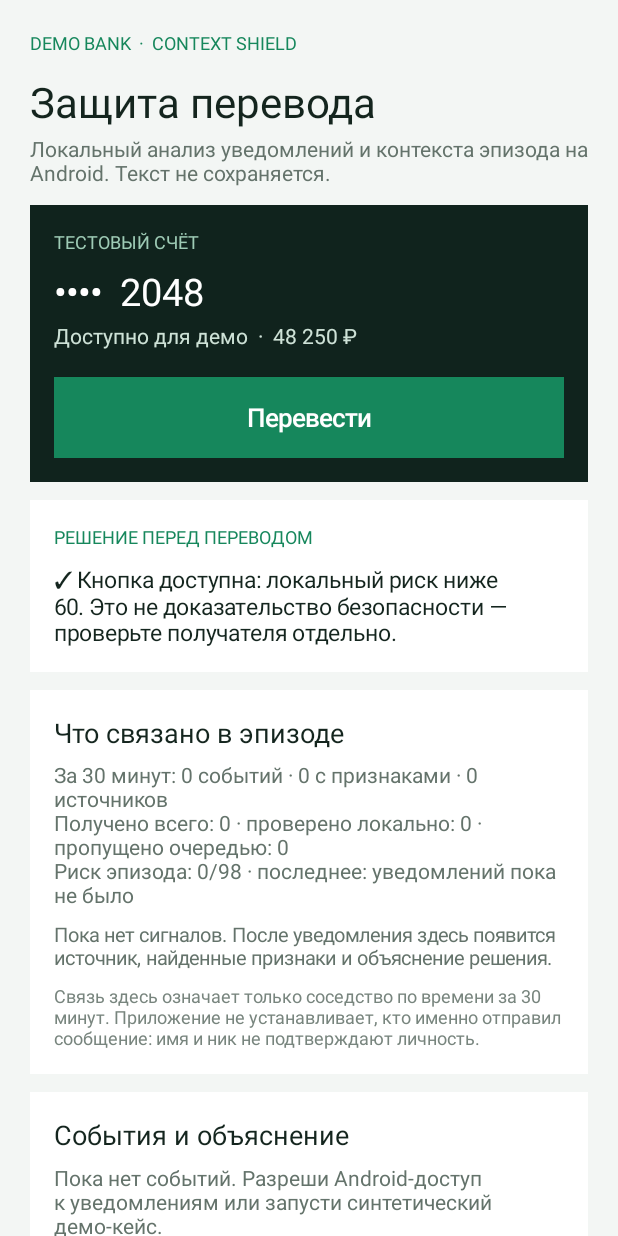
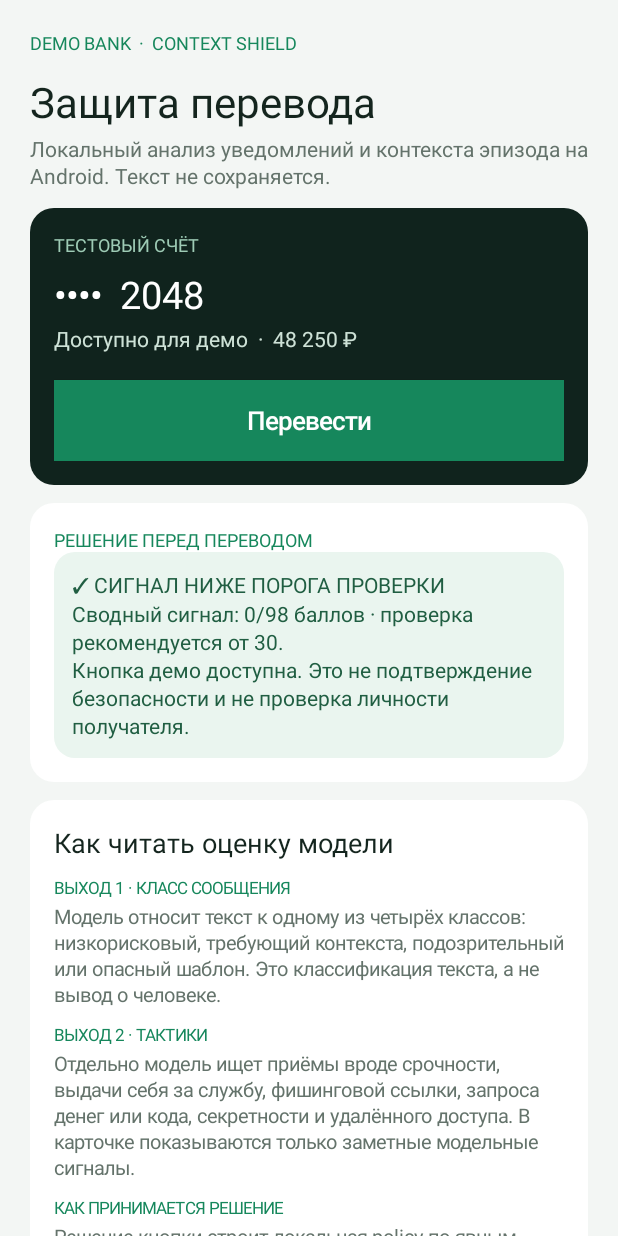
Before and after one commit to ILYUXXXA/space-sdk, an Android app: the screen it shows after launch (MainActivity), on a phone screen of 412 x 824 dp. Run offline under Robolectric (Android 15) with nearby library versions, the phone set to English and light mode, and no system bars; libraries missing offline, so code that uses them is left out: ai.onnxruntime; 1 statement that could not run was skipped.

Commit message:
Clarify risk decision and model outputs in Android UI

```diff
--- a/android/app/build.gradle.kts
+++ b/android/app/build.gradle.kts
@@ -16,8 +16,8 @@ android {
         applicationId = "com.contextshield"
         minSdk = 26
         targetSdk = 35
-        versionCode = 7
-        versionName = "0.5.1"
+        versionCode = 8
+        versionName = "0.5.2"
         // MVP is delivered to the user's current Android phone (64-bit ARM).
         // Excluding emulator/desktop ABIs keeps the debug APK small enough to distribute.
         ndk { abiFilters += setOf("arm64-v8a") }
--- a/android/app/src/main/java/com/contextshield/MainActivity.kt
+++ b/android/app/src/main/java/com/contextshield/MainActivity.kt
@@ -10,6 +10,7 @@ import android.content.Intent
 import android.content.IntentFilter
 import android.content.pm.PackageManager
 import android.graphics.Color
+import android.graphics.drawable.GradientDrawable
 import android.net.Uri
 import android.os.Build
 import android.os.Bundle
@@ -33,7 +34,6 @@ class MainActivity : Activity() {
     private lateinit var gate: TextView
     private lateinit var transfer: Button
     private lateinit var episodeChain: LinearLayout
-    private lateinit var events: TextView
     private lateinit var sourceState: TextView
     private lateinit var cloudState: TextView
     private lateinit var cloudButton: Button
@@ -71,14 +71,27 @@ class MainActivity : Activity() {
         bankCard.addView(transfer)
         page.addView(bankCard)
 
-        gate = label("", 15, 0xFF14251E.toInt(), 10)
+        gate = label("", 14, 0xFF14251E.toInt(), 10).apply {
+            setPadding(dp(12), dp(12), dp(12), dp(12))
+            setLineSpacing(dp(3).toFloat(), 1f)
+        }
         page.addView(card(0xFFFFFFFF.toInt()).apply {
             addView(label("РЕШЕНИЕ ПЕРЕД ПЕРЕВОДОМ", 12, 0xFF16875C.toInt()))
             addView(gate)
         })
 
         page.addView(card(0xFFFFFFFF.toInt()).apply {
-            addView(label("Что связано в эпизоде", 18, 0xFF14251E.toInt()))
+            addView(label("Как читать оценку модели", 18, 0xFF14251E.toInt()))
+            addView(label("ВЫХОД 1 · КЛАСС СООБЩЕНИЯ", 11, 0xFF16875C.toInt(), 10))
+            addView(label("Модель относит текст к одному из четырёх классов: низкорисковый, требующий контекста, подозрительный или опасный шаблон. Это классификация текста, а не вывод о человеке.", 13, 0xFF64736B.toInt(), 3))
+            addView(label("ВЫХОД 2 · ТАКТИКИ", 11, 0xFF16875C.toInt(), 10))
+            addView(label("Отдельно модель ищет приёмы вроде срочности, выдачи себя за службу, фишинговой ссылки, запроса денег или кода, секретности и удалённого доступа. В карточке показываются только заметные модельные сигналы.", 13, 0xFF64736B.toInt(), 3))
+            addView(label("КАК ПРИНИМАЕТСЯ РЕШЕНИЕ", 11, 0xFF16875C.toInt(), 10))
+            addView(label("Решение кнопки строит локальная policy по явным признакам и недавнему контексту. Баллы 0–98 — это шкала сигналов, не процент и не вероятность мошенничества. Модельная уверенность не показывается числом: она не калибрована и не доказывает безопасность.", 13, 0xFF64736B.toInt(), 3))
+        })
+
+        page.addView(card(0xFFFFFFFF.toInt()).apply {
+            addView(label("Связанные события · 30 минут", 18, 0xFF14251E.toInt()))
             metrics = label("", 14, 0xFF64736B.toInt(), 6)
             addView(metrics)
             episodeChain = LinearLayout(this@MainActivity).apply {
@@ -86,12 +99,7 @@ class MainActivity : Activity() {
                 layoutParams = LinearLayout.LayoutParams(ViewGroup.LayoutParams.MATCH_PARENT, ViewGroup.LayoutParams.WRAP_CONTENT)
             }
             addView(episodeChain)
-            addView(label("Связь здесь означает только соседство по времени за 30 минут. Приложение не устанавливает, кто именно отправил сообщение: имя и ник не подтверждают личность.", 12, 0xFF78857E.toInt(), 8))
-        })
-        page.addView(card(0xFFFFFFFF.toInt()).apply {
-            addView(label("События и объяснение", 18, 0xFF14251E.toInt()))
-            events = label("", 14, 0xFF64736B.toInt(), 7)
-            addView(events)
+            addView(label("Стрелка связывает события только по времени; она не доказывает, что сообщения отправил один человек. Имя и ник не подтверждают личность.", 12, 0xFF78857E.toInt(), 8))
         })
 
         val accessCard = card(0xFFFFFFFF.toInt())
@@ -223,31 +231,27 @@ class MainActivity : Activity() {
             serviceConnected -> "● Android listener подключён"
             else -> "◌ Разрешение включено; Android ждёт подключения listener"
         }
-        val modelConfidence = p.getFloat("last_model_confidence", 0f)
-        val modelLabel = p.getString("last_model_label", "unknown") ?: "unknown"
         val recentEvents = RiskHistory.recent(history)
         val signalCount = recentEvents.count { it.score > 0 || it.factors.isNotEmpty() || it.advisory != null }
         val sourceCount = recentEvents.map { it.source }.distinct().size
-        metrics.text = "За 30 минут: ${recentEvents.size} событий · $signalCount с признаками · $sourceCount источников\nПолучено всего: ${p.getInt("received_count", 0)} · проверено локально: ${p.getInt("scanned_count", 0)} · пропущено очередью: ${p.getInt("dropped_count", 0)}\nРиск эпизода: ${risk.score}/98 · последнее: ${p.getString("last_notification_state", "уведомлений пока не было")}${cloudScore?.let { " · мнение облака: $it/100" } ?: ""}"
+        metrics.text = "За окно: ${recentEvents.size} событий · $signalCount с сигналами · $sourceCount источников\nПолучено всего: ${p.getInt("received_count", 0)} · проверено локально: ${p.getInt("scanned_count", 0)} · пропущено очередью: ${p.getInt("dropped_count", 0)}\nПоследнее: ${p.getString("last_notification_state", "уведомлений пока не было")}${cloudScore?.let { " · отдельное мнение облака: $it/100" } ?: ""}"
         renderEpisodeChain(recentEvents)
         transfer.isEnabled = !blocked
-        transfer.text = when { blocked -> "Перевод приостановлен"; risk.advisory != null -> "Проверить перед переводом"; else -> "Перевести" }
-        transfer.setBackgroundColor(when { blocked -> 0xFF78857E.toInt(); risk.advisory != null -> 0xFFB97718.toInt(); else -> 0xFF16875C.toInt() })
+        val needsReview = risk.advisory != null || risk.score >= ContextRisk.ADVISORY_THRESHOLD
+        transfer.text = when { blocked -> "Демо-перевод приостановлен"; needsReview -> "Проверить перед переводом"; else -> "Перевести" }
+        transfer.setBackgroundColor(when { blocked -> 0xFF78857E.toInt(); needsReview -> 0xFFB97718.toInt(); else -> 0xFF16875C.toInt() })
+        val bannerColor = when { blocked -> 0xFFFFECEA.toInt(); needsReview -> 0xFFFFF3D9.toInt(); else -> 0xFFEAF5EF.toInt() }
+        gate.setBackground(GradientDrawable().apply { setColor(bannerColor); cornerRadius = dp(14).toFloat() })
+        gate.setTextColor(when { blocked -> 0xFF9B2F28.toInt(); needsReview -> 0xFF80510B.toInt(); else -> 0xFF205E42.toInt() })
         gate.text = if (blocked) {
-            "⛔ Демо-перевод приостановлен локальной policy (≥${ContextRisk.THRESHOLD}). ${risk.factors.joinToString(" · ").ifBlank { "Совокупность сигналов" }}. Проверьте человека по известному каналу."
+            "⛔ ПАУЗА В ДЕМО\nСводный сигнал: ${risk.score}/98 баллов · порог паузы ${ContextRisk.THRESHOLD}.\nОснования: ${risk.factors.joinToString(" · ").ifBlank { "Совокупность сигналов за 30 минут" }}.\nКнопка демо приостановлена. Баллы не являются вероятностью мошенничества."
         } else if (risk.advisory != null) {
-            "⚠ ПРОВЕРКА РЕКОМЕНДОВАНА. ${risk.advisory}"
+            "⚠ ПРОВЕРЬТЕ ПРОСЬБУ\nСводный сигнал: ${risk.score}/98 баллов.\n${risk.advisory}\nДемо-перевод не заблокирован. Баллы не являются вероятностью мошенничества."
+        } else if (risk.score >= ContextRisk.ADVISORY_THRESHOLD) {
+            "⚠ ПРОВЕРКА РЕКОМЕНДОВАНА\nСводный сигнал: ${risk.score}/98 баллов · от ${ContextRisk.ADVISORY_THRESHOLD} рекомендуется проверка.\nОснования: ${risk.factors.joinToString(" · ").ifBlank { "несколько сигналов в одном временном окне" }}.\nПодтвердите просьбу по известному каналу. Демо-перевод доступен; баллы не являются вероятностью мошенничества."
         } else {
-            "✓ Кнопка доступна: локальный риск ниже ${ContextRisk.THRESHOLD}. Это не доказательство безопасности — проверьте получателя отдельно."
+            "✓ СИГНАЛ НИЖЕ ПОРОГА ПРОВЕРКИ\nСводный сигнал: ${risk.score}/98 баллов · проверка рекомендуется от ${ContextRisk.ADVISORY_THRESHOLD}.\nКнопка демо доступна. Это не подтверждение безопасности и не проверка личности получателя."
         }
-        val formatter = SimpleDateFormat("HH:mm", Locale.getDefault())
-        events.text = if (history.isEmpty()) "Пока нет событий. Разреши Android-доступ к уведомлениям или запусти синтетический демо-кейс." else
-            RiskHistory.recent(history).takeLast(7).asReversed().joinToString("\n\n") { event ->
-                val confidence = if (event.modelConfidence > 0f) " · класс модели ${labelRu(event.modelLabel)}, уверенность ${(event.modelConfidence * 100).toInt()}% (не вероятность мошенничества)" else ""
-                val tacticLine = event.modelTactics.keys.take(3).takeIf { it.isNotEmpty() }
-                    ?.joinToString(", ")?.let { "\nТактики модели: $it" }.orEmpty()
-                "${formatter.format(Date(event.at))} · ${event.source} · риск ${event.score}/98$confidence\n${event.factors.joinToString(" · ").ifBlank { "Сильных признаков правилами не найдено" }}$tacticLine"
-            }.ifBlank { "Активных событий за 30 минут нет." }
         val usageEnabled = UsageSignals.hasAccess(this)
         sourceState.text = "Модель: ${if (OnDeviceModel.status().startsWith("Локальная модель недоступна")) OnDeviceModel.status() else "RuBERT-tiny2 fine-tuned · ONNX INT8 · на устройстве"}\nUsageStats: ${if (usageEnabled) "opt-in включён; короткий запрос выполняется только при нажатии перевода" else "выключен; сам не запрашивается"}\nПроверочный звонок: только открывает системный набор; не устанавливает личность и не влияет на риск."
         val used = CloudReview.attempts(this)
@@ -260,26 +264,35 @@ class MainActivity : Activity() {
         episodeChain.removeAllViews()
         val shown = recent.takeLast(5)
         if (shown.isEmpty()) {
-            episodeChain.addView(label("Пока нет сигналов. После уведомления здесь появится источник, найденные признаки и объяснение решения.", 13, 0xFF64736B.toInt(), 8))
+            episodeChain.addView(label("Пока нет событий. Разреши Android-доступ к уведомлениям или запусти синтетический демо-кейс.", 13, 0xFF64736B.toInt(), 8))
             return
         }
         val formatter = SimpleDateFormat("HH:mm", Locale.getDefault())
-        shown.forEachIndexed { index, event ->
-            if (index > 0) episodeChain.addView(label("↓  следующий сигнал в том же 30-минутном окне", 11, 0xFF78857E.toInt(), 4))
+        shown.asReversed().forEachIndexed { index, event ->
+            if (index > 0) episodeChain.addView(label("↓  ещё одно событие в том же 30-минутном окне", 11, 0xFF78857E.toInt(), 4))
+            val eventNeedsReview = event.advisory != null || event.score >= ContextRisk.ADVISORY_THRESHOLD
+            val eventStrongSignal = event.score >= ContextRisk.THRESHOLD
             val row = LinearLayout(this).apply {
                 orientation = LinearLayout.VERTICAL
                 setPadding(dp(12), dp(10), dp(12), dp(10))
-                setBackgroundColor(if (event.advisory != null) 0xFFFFF5E4.toInt() else 0xFFF3F6F4.toInt())
+                background = GradientDrawable().apply {
+                    setColor(if (eventStrongSignal) 0xFFFFECEA.toInt() else if (eventNeedsReview) 0xFFFFF5E4.toInt() else 0xFFF3F6F4.toInt())
+                    cornerRadius = dp(12).toFloat()
+                }
                 layoutParams = LinearLayout.LayoutParams(ViewGroup.LayoutParams.MATCH_PARENT, ViewGroup.LayoutParams.WRAP_CONTENT).apply { topMargin = dp(6) }
             }
             row.addView(label("${formatter.format(Date(event.at))}  ·  ${event.source}", 14, 0xFF14251E.toInt()))
-            row.addView(label("Проверено на устройстве · риск события ${event.score}/98", 12, 0xFF64736B.toInt(), 3))
-            val findings = event.factors.joinToString(" · ").ifBlank { "Явных признаков локальными правилами не найдено" }
-            row.addView(label(findings, 13, 0xFF14251E.toInt(), 5))
+            row.addView(label(eventStatus(event.score, event.advisory != null), 12, if (eventStrongSignal) 0xFFAA352B.toInt() else if (eventNeedsReview) 0xFF8A570F.toInt() else 0xFF287A56.toInt(), 5))
+            row.addView(label("СИГНАЛЫ ЛОКАЛЬНЫХ ПРАВИЛ · ${event.score}/98 баллов", 10, 0xFF64736B.toInt(), 8))
+            row.addView(label(event.factors.joinToString("\n• ").let { if (it.isBlank()) "• Явных признаков правилами не найдено" else "• $it" }, 13, 0xFF14251E.toInt(), 3))
             if (event.modelConfidence > 0f) {
-                row.addView(label("Класс модели: ${labelRu(event.modelLabel)} · уверенность ${(event.modelConfidence * 100).toInt()}% (не вероятность мошенничества)", 12, 0xFF64736B.toInt(), 5))
+                row.addView(label("ВЫХОД МОДЕЛИ 1 · КЛАСС ТЕКСТА", 10, 0xFF64736B.toInt(), 9))
+                row.addView(label(labelRu(event.modelLabel), 14, 0xFF14251E.toInt(), 2))
+                row.addView(label("Это класс сообщения, а не заключение о мошеннике. Даже низкорисковый класс не гарантирует безопасность; итоговый статус учитывает отдельные правила и контекст эпизода.", 12, 0xFF64736B.toInt(), 3))
+                row.addView(label("ВЫХОД МОДЕЛИ 2 · ТАКТИКИ", 10, 0xFF64736B.toInt(), 9))
+                row.addView(label(renderTactics(event.modelTactics), 12, 0xFF14251E.toInt(), 2))
             }
-            if (event.advisory != null) row.addView(label("Рекомендация: ${event.advisory}", 13, 0xFF8A570F.toInt(), 5))
+            if (event.advisory != null) row.addView(label("РЕКОМЕНДАЦИЯ\n${event.advisory}", 13, 0xFF8A570F.toInt(), 8))
             episodeChain.addView(row)
         }
     }
@@ -321,7 +334,7 @@ class MainActivity : Activity() {
                 refresh()
                 AlertDialog.Builder(this)
                     .setTitle(title)
-                    .setMessage("Локальная policy: ${signal.score}/98 · класс модели: ${labelRu(signal.modelLabel)} · уверенность ${if (signal.modelConfidence > 0) "${(signal.modelConfidence * 100).toInt()}%" else "недоступна"} (не вероятность мошенничества)\n\n${signal.factors.joinToString("\n").ifBlank { "Опасные локальные признаки не обнаружены." }}${signal.advisory?.let { "\n\nРекомендация: $it" } ?: ""}\n\nТекст кейса не сохранён.")
+                    .setMessage("РЕШЕНИЕ POLICY\n${eventStatus(signal.score, signal.advisory != null)} · ${signal.score}/98 баллов\n\nВЫХОД 1 · КЛАСС ТЕКСТА\n${labelRu(signal.modelLabel)}\nЭто категория текста, не вероятность мошенничества и не подтверждение личности.\n\nВЫХОД 2 · ТАКТИКИ\n${renderTactics(signal.modelTactics)}\n\nПРИЗНАКИ ЛОКАЛЬНЫХ ПРАВИЛ\n${signal.factors.joinToString("\n• ").let { if (it.isBlank()) "• Явных признаков правилами не найдено" else "• $it" }}${signal.advisory?.let { "\n\nРЕКОМЕНДАЦИЯ\n$it" } ?: ""}\n\nТекст кейса не сохранён.")
                     .setPositiveButton("Понятно", null).show()
             }
         }
@@ -344,11 +357,12 @@ class MainActivity : Activity() {
         refresh()
         if (risk.blocked) {
             AlertDialog.Builder(this).setTitle("Демо-перевод приостановлен")
-                .setMessage("Перед нажатием появился дополнительный контекст. ${risk.factors.joinToString(" · ")}\n\nЭто только демо. Проверьте получателя через известный канал.")
+                .setMessage("Сводный сигнал: ${risk.score}/98 баллов. ${risk.factors.joinToString(" · ")}\n\nБаллы не являются вероятностью мошенничества. Это только демо. Проверьте получателя через известный канал.")
                 .setPositiveButton("Понятно", null).show()
-        } else if (risk.advisory != null) {
+        } else if (risk.advisory != null || risk.score >= ContextRisk.ADVISORY_THRESHOLD) {
+            val recommendation = risk.advisory ?: "Сводный сигнал ${risk.score}/98 достиг порога проверки ${ContextRisk.ADVISORY_THRESHOLD}. Подтвердите просьбу по уже известному каналу."
             AlertDialog.Builder(this).setTitle("Перед переводом проверьте просьбу")
-                .setMessage("${risk.advisory}\n\nДемо-перевод не заблокирован. Продолжайте только если вы проверили просьбу независимо от этого чата.")
+                .setMessage("$recommendation\n\nБаллы не являются вероятностью мошенничества. Демо-перевод не заблокирован. Продолжайте только если вы проверили просьбу независимо от этого чата.")
                 .setNegativeButton("Отмена", null)
                 .setPositiveButton("Я проверил — продолжить демо") { _, _ ->
                     AlertDialog.Builder(this).setTitle("Демо-перевод доступен")
@@ -400,17 +414,48 @@ class MainActivity : Activity() {
     }
 
     private fun labelRu(label: String): String = when (label) {
-        "safe" -> "низкий"
-        "needs_check" -> "нужна проверка"
-        "suspicious" -> "подозрительно"
-        "dangerous" -> "опасно"
-        else -> "не оценено"
+        "safe" -> "Низкорисковый текст"
+        "needs_check" -> "Требуется контекст"
+        "suspicious" -> "Подозрительный шаблон"
+        "dangerous" -> "Опасный шаблон"
+        else -> "Модель не оценила текст"
     }
+
+    private fun eventStatus(score: Int, hasAdvisory: Boolean): String = when {
+        score >= ContextRisk.THRESHOLD -> "СИЛЬНЫЙ СИГНАЛ · ПРОВЕРЬТЕ ПЕРЕД ПЕРЕВОДОМ"
+        hasAdvisory || score >= ContextRisk.ADVISORY_THRESHOLD -> "РЕКОМЕНДОВАНА ПРОВЕРКА"
+        else -> "ПАУЗЫ НЕТ · ЭТО НЕ ЗНАЧИТ, ЧТО СООБЩЕНИЕ БЕЗОПАСНО"
+    }
+
+    private fun renderTactics(tactics: Map<String, Float>): String {
+        val names = tactics.keys.take(5).mapNotNull { tacticNames[it] }
+        return if (names.isEmpty()) {
+            "Сильных сигналов из списка тактик не отмечено. Это не подтверждает безопасность сообщения."
+        } else {
+            names.joinToString("\n• ", prefix = "• ") + "\nМодельные сигналы требуют проверки и сами по себе не доказывают мошенничество."
+        }
+    }
+
+    private val tacticNames = mapOf(
+        "urgency" to "Давление срочностью",
+        "impersonation" to "Возможная имитация организации или человека",
+        "phishing_link" to "Фишинговая ссылка",
+        "payment_request" to "Просьба о платеже",
+        "credential_theft" to "Запрос кода или учётных данных",
+        "verification_needed" to "Подталкивание к проверке/подтверждению",
+        "investment_or_prize" to "Инвестиционная или призовая приманка",
+        "remote_access" to "Просьба о дистанционном доступе",
+        "secrecy" to "Просьба сохранить разговор в тайне",
+        "job_scam" to "Признаки сомнительного предложения работы",
+        "marketplace_scam" to "Признаки риска сделки на площадке",
+        "third_party" to "Участие третьего лица",
+        "too_good_to_be_true" to "Слишком выгодное предложение"
+    )
 
     private fun card(color: Int) = LinearLayout(this).apply {
         orientation = LinearLayout.VERTICAL
         setPadding(dp(16), dp(16), dp(16), dp(16))
-        setBackgroundColor(color)
+        background = GradientDrawable().apply { setColor(color); cornerRadius = dp(16).toFloat() }
         layoutParams = LinearLayout.LayoutParams(ViewGroup.LayoutParams.MATCH_PARENT, ViewGroup.LayoutParams.WRAP_CONTENT).apply { topMargin = dp(12) }
     }
 
@@ -418,6 +463,7 @@ class MainActivity : Activity() {
         text = textValue
         textSize = size.toFloat()
         setTextColor(color)
+        setLineSpacing(dp(2).toFloat(), 1f)
         if (top > 0) setPadding(0, dp(top), 0, 0)
     }
 
```
Also changed, not shown: android/app/src/main/java/com/contextshield/LocalRisk.kt (+4 -4 lines), 3 other files.
